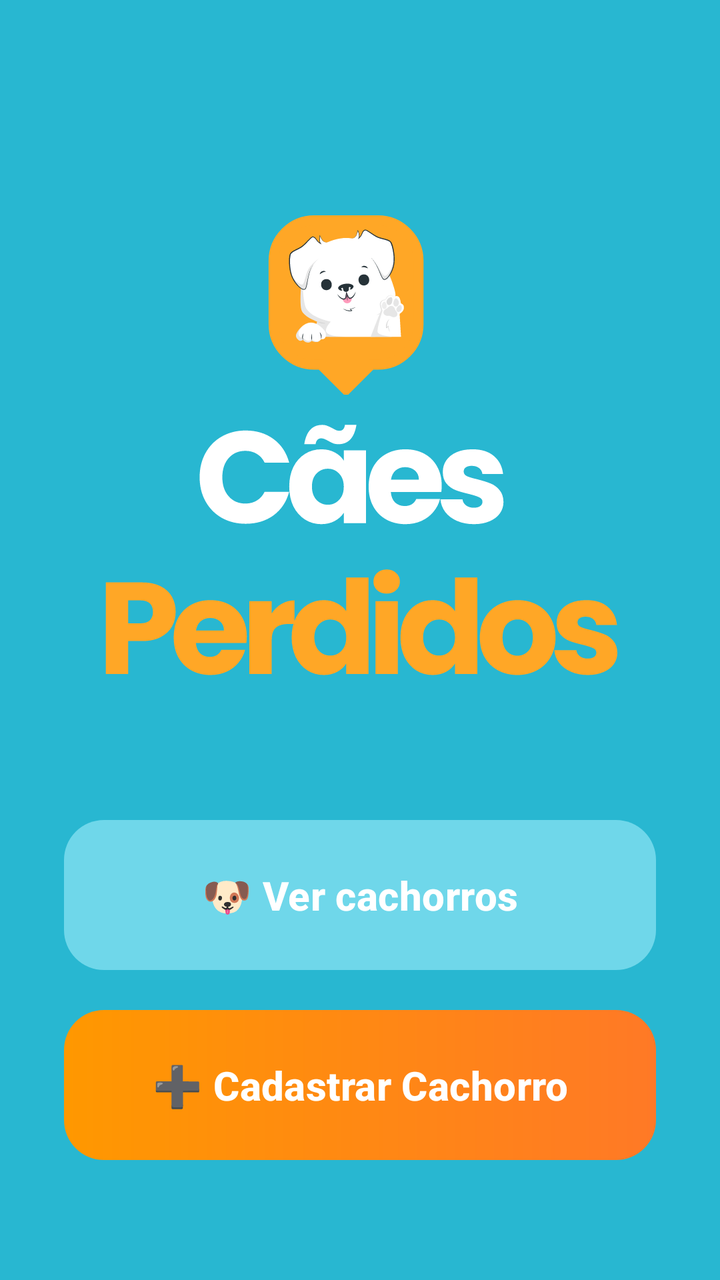
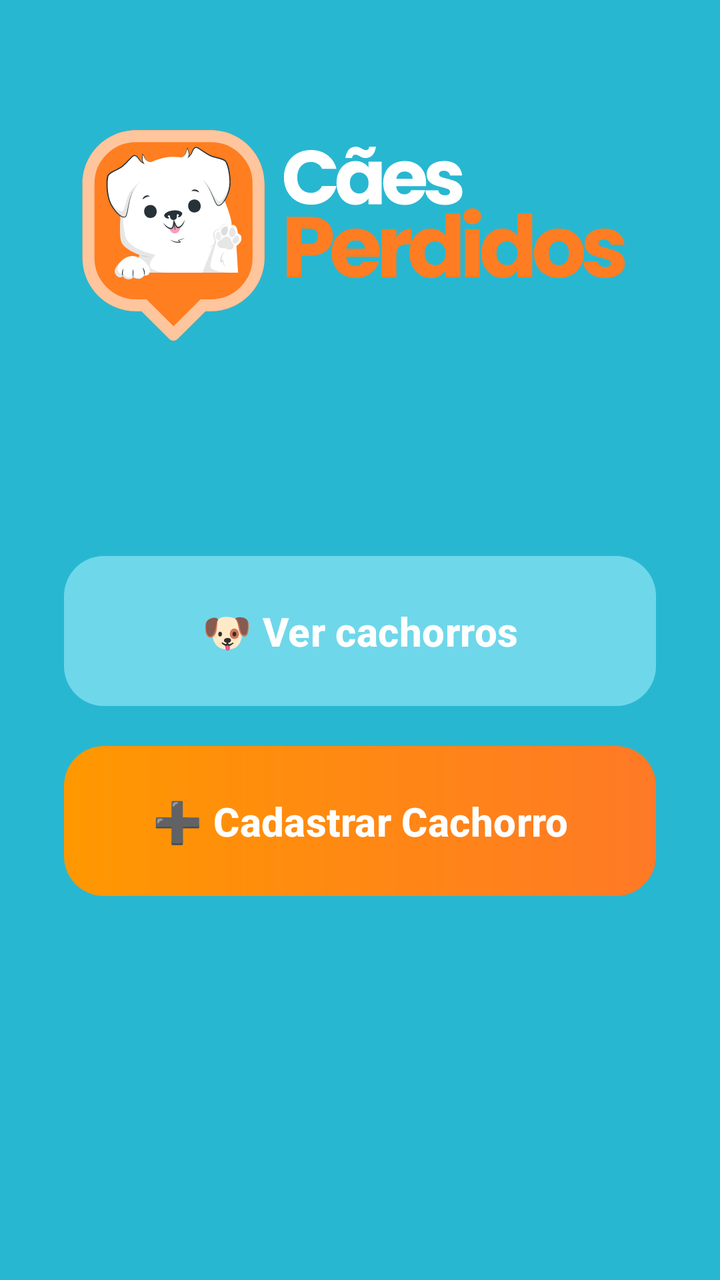

The first picture is an Android layout as it rendered before a commit; the second is the same layout after the commit. The layout source and the unified diff follow.
<!-- AndroidManifest.xml: application theme Theme.CaesPerdidos -->
<!-- res/layout/activity_home.xml -->
<?xml version="1.0" encoding="utf-8"?>
<androidx.constraintlayout.widget.ConstraintLayout xmlns:android="http://schemas.android.com/apk/res/android"
    xmlns:app="http://schemas.android.com/apk/res-auto"
    xmlns:tools="http://schemas.android.com/tools"
    android:id="@+id/main"
    android:layout_width="match_parent"
    android:layout_height="match_parent"
    android:background="#28B7D1"
    android:backgroundTint="#28B7D1"
    tools:context=".HomeActivity">


    <ImageView
        android:id="@+id/imageView7"
        android:layout_width="263dp"
        android:layout_height="271dp"
        android:layout_marginTop="64dp"
        android:src="@drawable/logoapp"
        app:layout_constraintBottom_toTopOf="@+id/btnVerCachorros"
        app:layout_constraintEnd_toEndOf="parent"
        app:layout_constraintStart_toStartOf="parent"
        app:layout_constraintTop_toTopOf="parent"
        app:layout_constraintVertical_bias="0.31" />


    <com.google.android.material.button.MaterialButton
        android:id="@+id/btnVerCachorros"
        android:layout_width="0dp"
        android:layout_height="75dp"
        android:layout_marginHorizontal="32dp"
        android:layout_marginBottom="20dp"
        android:background="@drawable/button_radius"

        android:text="🐶 Ver cachorros"
        android:textColor="@android:color/white"
        android:textSize="20sp"
        android:textStyle="bold"
        app:backgroundTint="@null"
        app:layout_constraintBottom_toTopOf="@+id/btnCadastrarCachorros"
        app:layout_constraintEnd_toEndOf="parent"
        app:layout_constraintStart_toStartOf="parent" />

    <com.google.android.material.button.MaterialButton
        android:id="@+id/btnCadastrarCachorros"
        android:layout_width="0dp"
        android:layout_height="75dp"
        android:layout_marginHorizontal="32dp"
        android:layout_marginBottom="60dp"
        android:background="@drawable/gradient"
        android:text="➕ Cadastrar Cachorro"
        android:textColor="@android:color/white"
        android:textSize="20sp"
        android:textStyle="bold"
        app:backgroundTint="@null"
        app:layout_constraintBottom_toBottomOf="parent"
        app:layout_constraintEnd_toEndOf="parent"
        app:layout_constraintStart_toStartOf="parent" />


</androidx.constraintlayout.widget.ConstraintLayout>
<!-- resources referenced by this layout -->
<resources>
  <!-- drawable button_radius (drawable) -->
  <?xml version="1.0" encoding="utf-8"?>
  <selector xmlns:android="http://schemas.android.com/apk/res/android">
  
  
      <item android:state_pressed="true">
          <shape>
              <solid android:color="#5CC5D6"/>
              <corners android:radius="20dp"/>
          </shape>
      </item>
  
      <item>
          <shape>
              <solid android:color="#6FD7EA"/>
              <corners android:radius="20dp"/>
          </shape>
      </item>
  
  </selector>
  <!-- drawable gradient (drawable) -->
  <?xml version="1.0" encoding="utf-8"?>
  <shape xmlns:android="http://schemas.android.com/apk/res/android">
      <gradient
          android:startColor="#FF9800"
          android:endColor="#FF7926"
          android:angle="0"/>
  
      <corners android:radius="20dp"/>
  </shape>
  <!-- drawable logoapp: vector/xml drawable (drawable, 28100 chars, omitted) -->
  <style name="Theme.CaesPerdidos" parent="Base.Theme.CaesPerdidos" />
  <style name="Base.Theme.CaesPerdidos" parent="Theme.Material3.DayNight.NoActionBar">
          
          
      </style>
</resources>

<!-- the commit's change to res/layout/activity_home.xml (unified diff, before → after) -->
@@ -12,16 +12,15 @@
 
     <ImageView
         android:id="@+id/imageView7"
-        android:layout_width="263dp"
-        android:layout_height="271dp"
+        android:layout_width="309dp"
+        android:layout_height="332dp"
         android:layout_marginTop="64dp"
         android:src="@drawable/logoapp"
         app:layout_constraintBottom_toTopOf="@+id/btnVerCachorros"
         app:layout_constraintEnd_toEndOf="parent"
         app:layout_constraintStart_toStartOf="parent"
         app:layout_constraintTop_toTopOf="parent"
-        app:layout_constraintVertical_bias="0.31" />
-
+        app:layout_constraintVertical_bias="1.0" />
 
     <com.google.android.material.button.MaterialButton
         android:id="@+id/btnVerCachorros"
@@ -29,8 +28,8 @@
         android:layout_height="75dp"
         android:layout_marginHorizontal="32dp"
         android:layout_marginBottom="20dp"
+
         android:background="@drawable/button_radius"
-
         android:text="🐶 Ver cachorros"
         android:textColor="@android:color/white"
         android:textSize="20sp"
@@ -45,7 +44,7 @@
         android:layout_width="0dp"
         android:layout_height="75dp"
         android:layout_marginHorizontal="32dp"
-        android:layout_marginBottom="60dp"
+        android:layout_marginBottom="192dp"
         android:background="@drawable/gradient"
         android:text="➕ Cadastrar Cachorro"
         android:textColor="@android:color/white"
<!-- resource entries referenced after the edit -->
@@ -30,7 +30,7 @@
   
       <corners android:radius="20dp"/>
   </shape>
-  <!-- drawable logoapp: vector/xml drawable (drawable, 28100 chars, omitted) -->
+  <!-- drawable logoapp: vector/xml drawable (drawable, 27198 chars, omitted) -->
   <style name="Theme.CaesPerdidos" parent="Base.Theme.CaesPerdidos" />
   <style name="Base.Theme.CaesPerdidos" parent="Theme.Material3.DayNight.NoActionBar">
           
